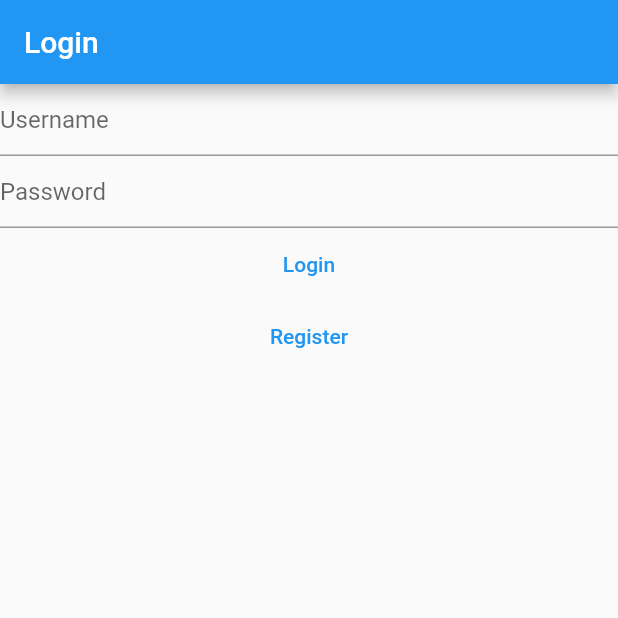
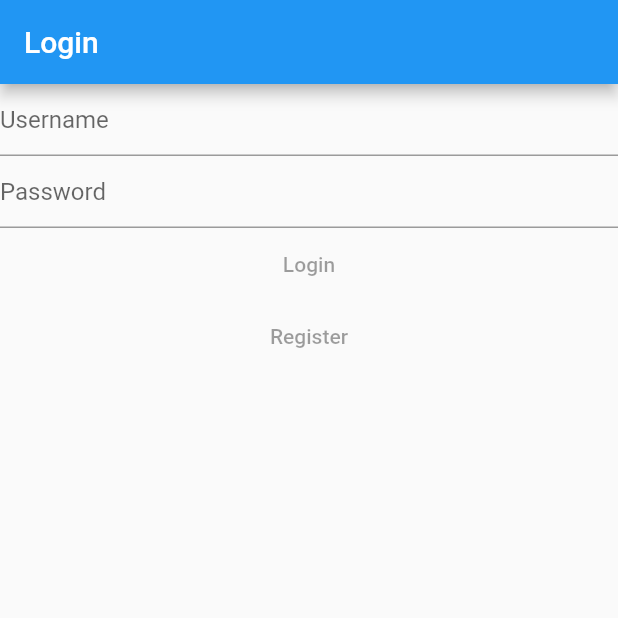
Before and after one commit to GhilesKo/A21-4205N6-KickMyFlutter-Kouaou, a Flutter app: the screen it shows after launch, after a tap on "Login", on a phone screen of 412 x 824 dp, the top half of it. Run offline on Flutter 3.47's test engine with Material 2 defaults, Android fonts, the phone set to English and light mode, and no system bars; our stand-ins replace cookie_jar, dio, dio_cookie_manager; missing offline and left inert: dart:ffi, flutter_session_manager; network calls fail.

Commit message:
FCT - Login Complété

```diff
--- a/lib/services/auth_service.dart
+++ b/lib/services/auth_service.dart
@@ -8,11 +8,20 @@ import '../models/SingletonUser.dart';
 
 Future<void> signUp(SignupRequest request) async {
   //Lance une requete pour signUp
-  final response = await SingletonDio.getDio().post(
-      'https://kickmyb-server.herokuapp.com/api/id/signup',
-      data: request);
+  // 'https://kickmyb-server.herokuapp.com/api/id/signup'
+  final response = await SingletonDio.getDio()
+      .post('http://10.0.2.2:8080/api/id/signup', data: request);
 
   SigninResponse signInResponse = SigninResponse.fromJson(response.data);
   SingletonUser.instance.username = signInResponse.username;
+}
 
+Future<void> signIn(SignupRequest request) async {
+  //Lance une request pour signIn
+  // 'https://kickmyb-server.herokuapp.com/api/id/signin'
+  final response = await SingletonDio.getDio()
+      .post('http://10.0.2.2:8080/api/id/signin', data: request);
+
+  SigninResponse signInResponse = SigninResponse.fromJson(response.data);
+  SingletonUser.instance.username = signInResponse.username;
 }
--- a/lib/widgets/Login.dart
+++ b/lib/widgets/Login.dart
@@ -1,6 +1,9 @@
+import 'package:dio/dio.dart';
 import 'package:flutter/material.dart';
+import 'package:kickmyflutter/models/DTOs/SignupRequest.dart';
 
-
+import '../screens/HomePage.dart';
+import '../services/auth_service.dart';
 
 class Login extends StatefulWidget {
   const Login({Key? key, required this.onClickedSignUp}) : super(key: key);
@@ -12,41 +15,50 @@ class Login extends StatefulWidget {
 }
 
 class _LoginState extends State<Login> {
-  final emailController = TextEditingController();
-  final passwordController = TextEditingController();
+  String email = '';
+  String password = '';
+  bool submitted = false;
+
+  Future<void> _signIn() async {
+    setState(()=>submitted = true);
+    SignupRequest signupRequest = SignupRequest(email, password);
+    try {
+      await signIn(signupRequest);
+      Navigator.push(
+        context,
+        MaterialPageRoute(builder: (context) => const HomePage()),
+      );
+    } on DioError catch (e) {
+      final snackBar = SnackBar(content: Text(e.response?.data));
+
+      ScaffoldMessenger.of(context).showSnackBar(snackBar);
+    }
+    setState(()=>submitted = false);
+
+  }
+
   @override
   Widget build(BuildContext context) {
     return Scaffold(
       appBar: AppBar(
-          title: Text("Login"),
-
+        title: Text("Login"),
       ),
       body: Column(
         children: [
           TextFormField(
-            controller: emailController,
-          decoration: new InputDecoration(hintText: 'Username'),
-
+            onChanged: (value) => email = value,
+            decoration: new InputDecoration(hintText: 'Username'),
           ),
           TextFormField(
-              controller: passwordController,
-              decoration: new InputDecoration(hintText: 'Password'),
-              obscureText: true,
-
+            onChanged: (value) => password = value,
+            decoration: new InputDecoration(hintText: 'Password'),
+            obscureText: true,
           ),
-          TextButton(onPressed: (){}, child: const Text("Login")),
-          TextButton(onPressed: widget.onClickedSignUp, child: const Text("Register")),
-
+          TextButton(onPressed:  !submitted ? _signIn : null, child: const Text("Login")),
+          TextButton(
+              onPressed: !submitted ? widget.onClickedSignUp : null, child: const Text("Register")),
         ],
-      ) ,
+      ),
     );
   }
-  @override
-  void dispose() {
-    // Clean up the controller when the widget is removed from the
-    // widget tree.
-    emailController.dispose();
-    passwordController.dispose();
-    super.dispose();
-  }
 }
```
Also changed, not shown: lib/widgets/Inscription.dart (+5 -8 lines).
